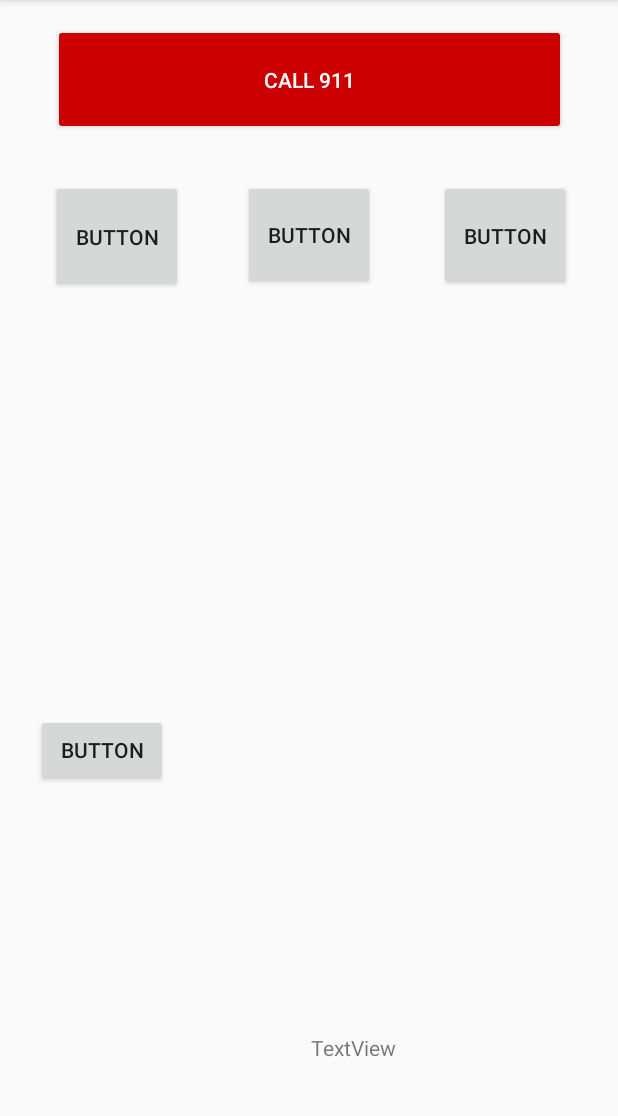
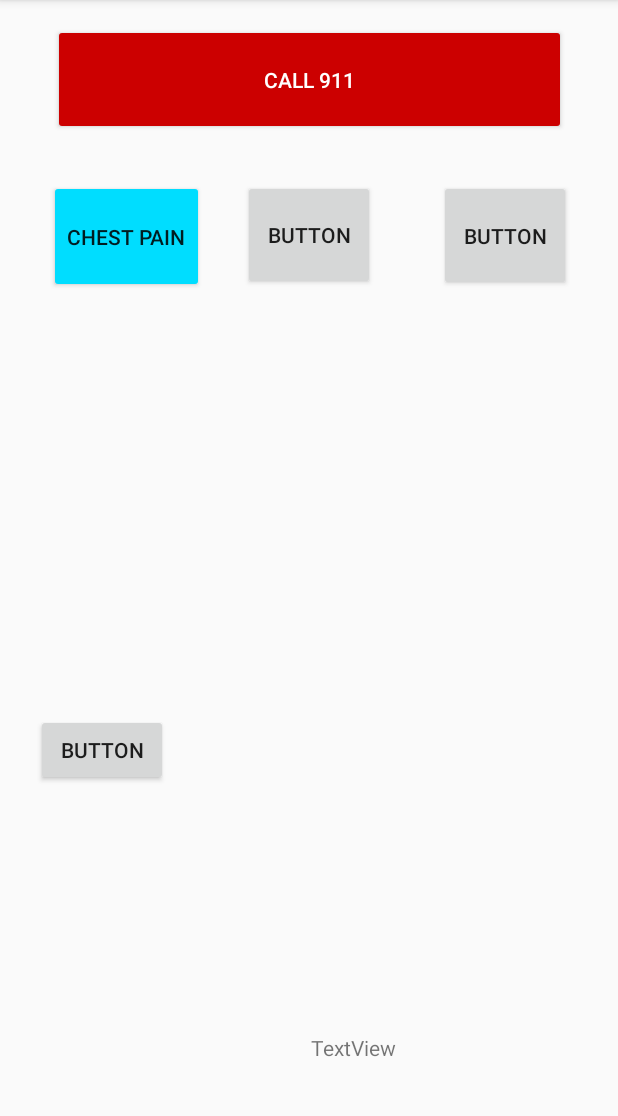
Before and after one commit to nwang19/Save-your, an Android app: the screen it shows after launch (MainActivity), on a phone screen of 412 x 824 dp, the part 84-1200 px from its top. Run offline under Robolectric (Android 15) with nearby library versions, the phone set to English and light mode, and no system bars.

Commit message:
First message

```diff
--- a/app/src/main/java/com/example/nicole/testapp/MainActivity.java
+++ b/app/src/main/java/com/example/nicole/testapp/MainActivity.java
@@ -1,5 +1,6 @@
 package com.example.nicole.testapp;
 
+import android.content.Intent;
 import android.support.v7.app.AppCompatActivity;
 import android.os.Bundle;
 //import android.app.*;
@@ -27,6 +28,10 @@ public class MainActivity extends AppCompatActivity {
         System.out.println("button clicked");
     }
 
+    public void openHeartAttackInstructions(View view){
+        Intent intent = new Intent(MainActivity.this, HeartAttackInstructions.class);
+        startActivity(intent);
+    }
     /*public void buttonOnClick(View v)
     {
 
--- a/app/src/main/res/layout/activity_main.xml
+++ b/app/src/main/res/layout/activity_main.xml
@@ -13,7 +13,9 @@
         android:layout_marginEnd="8dp"
         android:layout_marginStart="8dp"
         android:layout_marginTop="120dp"
-        android:text="Button"
+        android:backgroundTint="@android:color/holo_blue_bright"
+        android:onClick="openHeartAttackInstructions"
+        android:text="Chest Pain"
         app:layout_constraintEnd_toEndOf="parent"
         app:layout_constraintHorizontal_bias="0.085"
         app:layout_constraintStart_toStartOf="parent"
```
